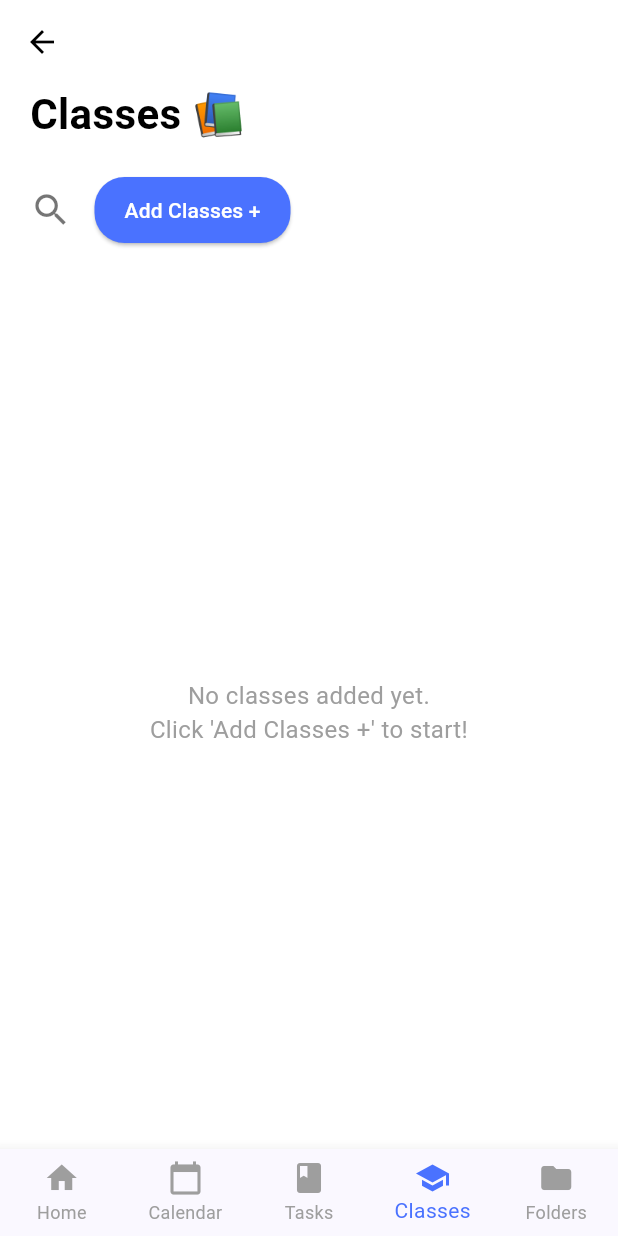
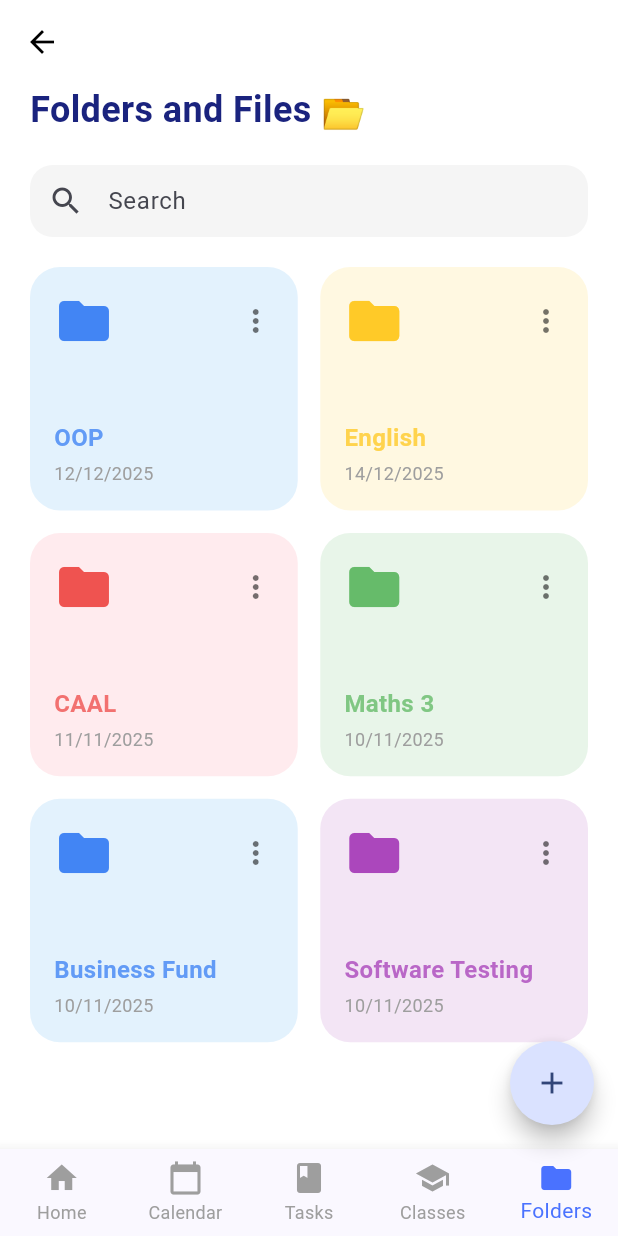
Before and after one commit to Legendsennin/Scheduling_App_FYP, a Flutter app: the screen it shows after launch, on a phone screen of 412 x 824 dp. Run offline on Flutter 3.47's test engine with Material 3 defaults, Android fonts, the light colour scheme and no system bars; drawn by our look-alikes of flutter_speed_dial; our stand-ins replace cloud_firestore, firebase_core, google_fonts; accounts and stored records are empty.

Commit message:
Edited up until folders management UI, worked a bit on navigation bar, implementation of firestore for the folders next,

```diff
--- /dev/null
+++ b/scheduling/lib/FileViewPages/folders_grid_page.dart
@@ -0,0 +1,223 @@
+import 'package:flutter/material.dart';
+import 'package:flutter_speed_dial/flutter_speed_dial.dart';
+import 'files_list_page.dart'; // Ensure this matches your actual file name
+
+// Mock Model for Folders
+class FolderData {
+  final String name;
+  final String date;
+  final Color color;
+  final Color iconColor;
+
+  FolderData(this.name, this.date, this.color, this.iconColor);
+}
+
+class FoldersGridPage extends StatefulWidget {
+  const FoldersGridPage({super.key});
+
+  @override
+  State<FoldersGridPage> createState() => _FoldersGridPageState();
+}
+
+class _FoldersGridPageState extends State<FoldersGridPage> {
+  // Mock Data (The Master List)
+  final List<FolderData> _allFolders = [
+    FolderData("OOP", "12/12/2025", const Color(0xFFE3F2FD), const Color(0xFF4285F4)),
+    FolderData("English", "14/12/2025", const Color(0xFFFFF8E1), const Color(0xFFFFCA28)),
+    FolderData("CAAL", "11/11/2025", const Color(0xFFFFEBEE), const Color(0xFFEF5350)),
+    FolderData("Maths 3", "10/11/2025", const Color(0xFFE8F5E9), const Color(0xFF66BB6A)),
+    FolderData("Business Fund", "10/11/2025", const Color(0xFFE3F2FD), const Color(0xFF4285F4)),
+    FolderData("Software Testing", "10/11/2025", const Color(0xFFF3E5F5), const Color(0xFFAB47BC)),
+  ];
+
+  // The Display List (What shows on screen)
+  List<FolderData> _filteredFolders = [];
+
+  @override
+  void initState() {
+    super.initState();
+    // Initially, the display list is the same as the master list
+    _filteredFolders = _allFolders;
+  }
+
+  // Filter Function for searching specific folders/files
+  void _runFilter(String enteredKeyword) {
+    List<FolderData> results = [];
+    if (enteredKeyword.isEmpty) {
+      results = _allFolders;
+    } else {
+      results = _allFolders
+          .where((folder) =>
+              folder.name.toLowerCase().contains(enteredKeyword.toLowerCase()))
+          .toList();
+    }
+
+    // Refresh the UI
+    setState(() {
+      _filteredFolders = results;
+    });
+  }
+
+  @override
+  Widget build(BuildContext context) {
+    return Scaffold(
+      backgroundColor: Colors.white,
+      appBar: AppBar(
+        backgroundColor: Colors.white,
+        elevation: 0,
+        leading: IconButton(
+          icon: const Icon(Icons.arrow_back, color: Colors.black),
+          onPressed: () => Navigator.pop(context),
+        ),
+      ),
+// Floating add button with two options: Upload File and Add New Folder
+      floatingActionButton: SpeedDial(
+        icon: Icons.add,
+        overlayColor: Colors.white,
+        overlayOpacity: 0.6,
+        children: [
+          SpeedDialChild(
+            child: const Icon(Icons.note_add, color: Colors.white),
+            label: 'Upload File',
+            backgroundColor: const Color(0xFF4A72FF),
+            onTap: () {
+                        // Navigate to the Upload Page
+                    Navigator.pushNamed(context, '/fileupload');            },
+          ),
+          SpeedDialChild(
+            child: const Icon(Icons.create_new_folder, color: Colors.white),
+            label: 'Add New Folder',
+            backgroundColor: const Color(0xFF4A72FF),
+            onTap: () {
+              // Logic for New Folder
+            },
+          ),
+        ],
+      ),
+      body: Padding(
+        padding: const EdgeInsets.symmetric(horizontal: 20.0),
+        child: Column(
+          crossAxisAlignment: CrossAxisAlignment.start,
+          children: [
+            // Row section for title and upload files n folder icons
+            Row(
+              children: [
+                const Text(
+                  "Folders and Files 📂",
+                  style: TextStyle(
+                      fontSize: 24,
+                      fontWeight: FontWeight.bold,
+                      color: Color(0xFF1A237E)),
+                ),
+                const SizedBox(width: 30),
+
+              ],
+            ),
+
+            const SizedBox(height: 20),
+
+
+
+            // Search Bar
+            TextField(
+              onChanged: (value) => _runFilter(value), // Calls filter logic
+              decoration: InputDecoration(
+                hintText: "Search",
+                prefixIcon: const Icon(Icons.search),
+                filled: true,
+                fillColor: Colors.grey[100],
+                border: OutlineInputBorder(
+                  borderRadius: BorderRadius.circular(15),
+                  borderSide: BorderSide.none,
+                ),
+                contentPadding: const EdgeInsets.symmetric(vertical: 0),
+              ),
+            ),
+            const SizedBox(height: 20),
+
+
+
+            // GRID VIEW (Uses _filteredFolders now)
+            Expanded(
+              child: GridView.builder(
+                itemCount: _filteredFolders.length,
+                gridDelegate: const SliverGridDelegateWithFixedCrossAxisCount(
+                  crossAxisCount: 2,
+                  crossAxisSpacing: 15,
+                  mainAxisSpacing: 15,
+                  childAspectRatio: 1.1,
+                ),
+                itemBuilder: (context, index) {
+                  return _buildFolderCard(_filteredFolders[index]);
+                },
+              ),
+            ),
+          ],
+        ),
+      ),
+      // Mock Bottom Nav
+      bottomNavigationBar: BottomNavigationBar(
+        type: BottomNavigationBarType.fixed,
+        currentIndex: 4,
+        selectedItemColor: const Color(0xFF4A72FF),
+        unselectedItemColor: Colors.grey,
+        items: const [
+          BottomNavigationBarItem(icon: Icon(Icons.home), label: "Home"),
+          BottomNavigationBarItem(
+              icon: Icon(Icons.calendar_today), label: "Calendar"),
+          BottomNavigationBarItem(icon: Icon(Icons.book), label: "Tasks"),
+          BottomNavigationBarItem(icon: Icon(Icons.school), label: "Classes"),
+          BottomNavigationBarItem(icon: Icon(Icons.folder), label: "Folders"),
+        ],
+      ),
+    );
+  }
+
+//Widget design for how each folder card looks
+  Widget _buildFolderCard(FolderData folder) {
+    return GestureDetector(
+      onTap: () {
+        // NAVIGATE TO THE SECOND FILE
+        Navigator.push(
+            context,
+            MaterialPageRoute(
+                builder: (context) => FilesListPage(folderName: folder.name)));
+      },
+      child: Container(
+        padding: const EdgeInsets.all(16),
+        decoration: BoxDecoration(
+          color: folder.color,
+          borderRadius: BorderRadius.circular(20),
+        ),
+        child: Column(
+          crossAxisAlignment: CrossAxisAlignment.start,
+          mainAxisAlignment: MainAxisAlignment.spaceBetween,
+          children: [
+            Row(
+              mainAxisAlignment: MainAxisAlignment.spaceBetween,
+              children: [
+                Icon(Icons.folder, color: folder.iconColor, size: 40),
+                const Icon(Icons.more_vert, color: Colors.black54),
+              ],
+            ),
+            Column(
+              crossAxisAlignment: CrossAxisAlignment.start,
+              children: [
+                Text(
+                  folder.name,
+                  style: TextStyle(
+                      fontSize: 16,
+                      fontWeight: FontWeight.bold,
+                      color: folder.iconColor.withOpacity(0.8)),
+                ),
+                const SizedBox(height: 4),
+                Text(folder.date,
+                    style: const TextStyle(fontSize: 12, color: Colors.grey)),
+              ],
+            )
+          ],
+        ),
+      ),
+    );
+  }
+}
--- a/scheduling/lib/LoginAuthPages/homescreen.dart
+++ b/scheduling/lib/LoginAuthPages/homescreen.dart
@@ -1,4 +1,4 @@
-import 'package:flutter/material.dart';
+/*import 'package:flutter/material.dart';
 
 class HomePage extends StatelessWidget {
   const HomePage({super.key});
@@ -14,4 +14,4 @@ class HomePage extends StatelessWidget {
       ),
     );
   }
-}
+}*/
--- a/scheduling/lib/LoginAuthPages/loginscreen.dart
+++ b/scheduling/lib/LoginAuthPages/loginscreen.dart
@@ -1,4 +1,4 @@
-import 'package:flutter/material.dart'  ;
+/*import 'package:flutter/material.dart'  ;
 
 class LoginPage extends StatelessWidget {
   const LoginPage({super.key});
@@ -14,4 +14,4 @@ class LoginPage extends StatelessWidget {
       ),
     );
   }
-}
+}*/
--- a/scheduling/lib/auth_wrapper.dart
+++ b/scheduling/lib/auth_wrapper.dart
@@ -1,4 +1,4 @@
-import 'package:firebase_auth/firebase_auth.dart';
+/*import 'package:firebase_auth/firebase_auth.dart';
 import 'package:flutter/material.dart';
 import 'LoginAuthPages/homescreen.dart';
 import 'LoginAuthPages/loginscreen.dart';
@@ -19,4 +19,4 @@ class AuthWrapper extends StatelessWidget {
       },
     );
   }
-}
+}*/
--- a/scheduling/lib/main.dart
+++ b/scheduling/lib/main.dart
@@ -1,9 +1,13 @@
 import 'package:flutter/material.dart';
 import 'package:firebase_core/firebase_core.dart';
+import 'package:scheduling/AddClassesPages/home_page.dart';
+import 'package:scheduling/FileViewPages/file_upload_page.dart';
+import 'package:scheduling/LoginAuthPages/homescreen.dart';
 import 'firebase_options.dart';
 import 'AddClassesPages/classes_display_page.dart';
 import 'AddClassesPages/add_classes_page.dart';
-
+import 'FileViewPages/folders_grid_page.dart';
+import 'AddClassesPages/home_page.dart';
 void main() async {
   WidgetsFlutterBinding.ensureInitialized();
 
@@ -24,10 +28,12 @@ class MyApp extends StatelessWidget {
         // This ensures the blue color looks consistent across devices
         colorScheme: ColorScheme.fromSeed(seedColor: const Color(0xFF4A7BEE)),
       ),
-      home: const ClassesDisplayPage(),
+      home: const FoldersGridPage(),
       routes: {
         '/addclasses': (context) => const AddClassesPage(),
         '/classesdisplay': (context) => const ClassesDisplayPage(),
+        '/folderspage': (context) => const FoldersGridPage(),
+        '/fileupload': (context) => const FileUploadPage(),
       },
     );
   }
--- a/scheduling/pubspec.yaml
+++ b/scheduling/pubspec.yaml
@@ -37,6 +37,8 @@ dependencies:
   firebase_core: ^4.2.1
   firebase_auth: ^6.1.2
   cloud_firestore: ^6.1.0
+  #multiple floating action buttons with animation
+  flutter_speed_dial: ^4.3.0
 
 dev_dependencies:
   flutter_test:
```
Also changed, not shown: scheduling/lib/AddClassesPages/classes_display_page.dart (+2 -5 lines), scheduling/lib/FileViewPages/file_upload_page.dart (added, +203 -0 lines), scheduling/lib/FileViewPages/files_list_page.dart (added, +208 -0 lines), scheduling/lib/main_layout.dart (added, +63 -0 lines), scheduling/lib/firebase_options.dart, scheduling/pubspec.lock, 3 other files.
